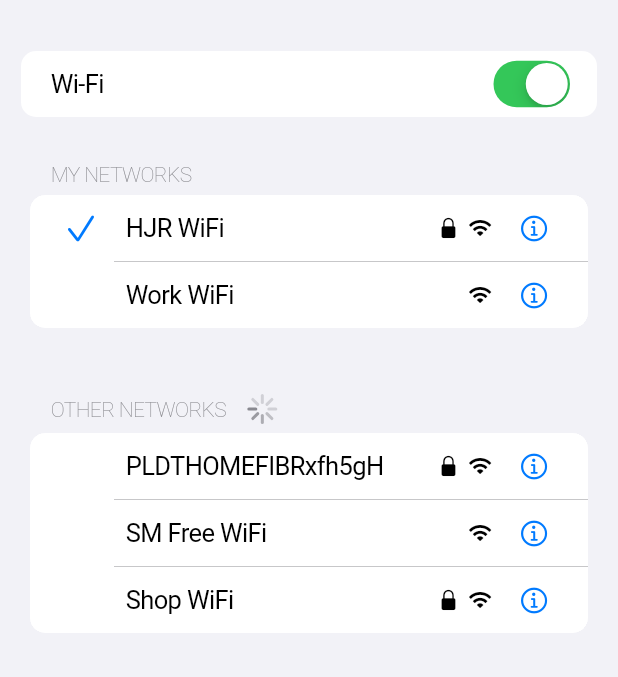
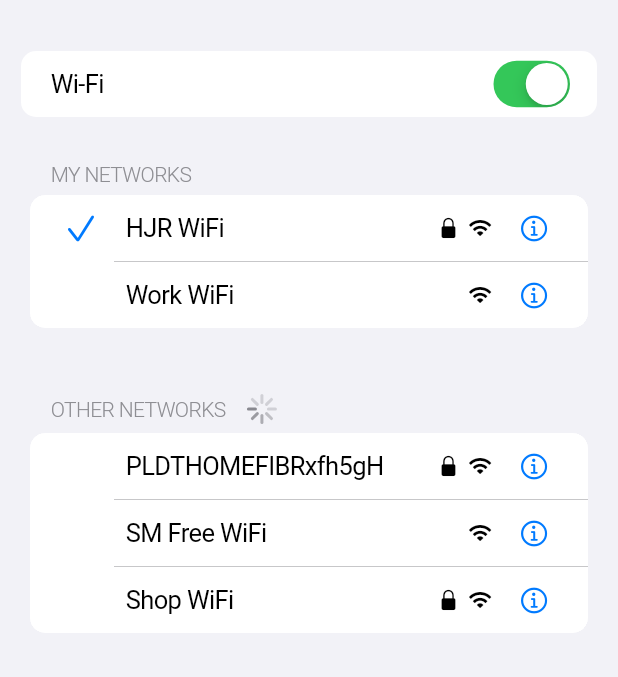
Before and after one commit to Howen-Julius-M-Asuncion/dev_ops_act3, a Flutter app: the Wifipage screen opened directly, on a phone screen of 412 x 824 dp, the part 48-725 px from its top. Run offline on Flutter 3.47's test engine with Material 3 defaults, Android fonts, the phone set to English and light mode, and no system bars.

Commit message:
Fix data formatting and update pubsec

```diff
--- a/lib/main.dart
+++ b/lib/main.dart
@@ -142,7 +142,8 @@ class _MyAppState extends State<MyApp> {
                                 });
                               }
                             });
-                            }),
+                          }
+                        ),
                       ),
                       CupertinoListTile(
                         title: Text('WiFi'),
--- a/lib/pages/wifi.dart
+++ b/lib/pages/wifi.dart
@@ -83,8 +83,7 @@ class _WifipageState extends State<Wifipage> {
                 header: Row(
                   children: [
                     SizedBox(width: 14),
-                        Text('MY NETWORKS',
-                            style: TextStyle(fontSize: 14, color: CupertinoColors.systemGrey, fontWeight: FontWeight.w100)),
+                    Text('MY NETWORKS', style: TextStyle(fontSize: 14, color: CupertinoColors.systemGrey, fontWeight: FontWeight.w300)),
                     SizedBox(width: 14),
                     if (isLoading) CupertinoActivityIndicator(),
                   ],
@@ -125,8 +124,7 @@ class _WifipageState extends State<Wifipage> {
                 header: Row(
                   children: [
                     SizedBox(width: 14),
-                        Text('OTHER NETWORKS',
-                            style: TextStyle(fontSize: 14, color: CupertinoColors.systemGrey, fontWeight: FontWeight.w100)),
+                    Text('OTHER NETWORKS', style: TextStyle(fontSize: 14, color: CupertinoColors.systemGrey, fontWeight: FontWeight.w300)),
                     SizedBox(width: 14),
                     CupertinoActivityIndicator(),
                   ],
--- a/pubspec.yaml
+++ b/pubspec.yaml
@@ -58,9 +58,8 @@ flutter:
   uses-material-design: true
 
   # To add assets to your application, add an assets section, like this:
-  # assets:
-  #   - images/a_dot_burr.jpeg
-  #   - images/a_dot_ham.jpeg
+  assets:
+    - images/
 
   # An image asset can refer to one or more resolution-specific "variants", see
   # https://flutter.dev/to/resolution-aware-images
```
Lines whose indentation alone changed are shown as unchanged.
